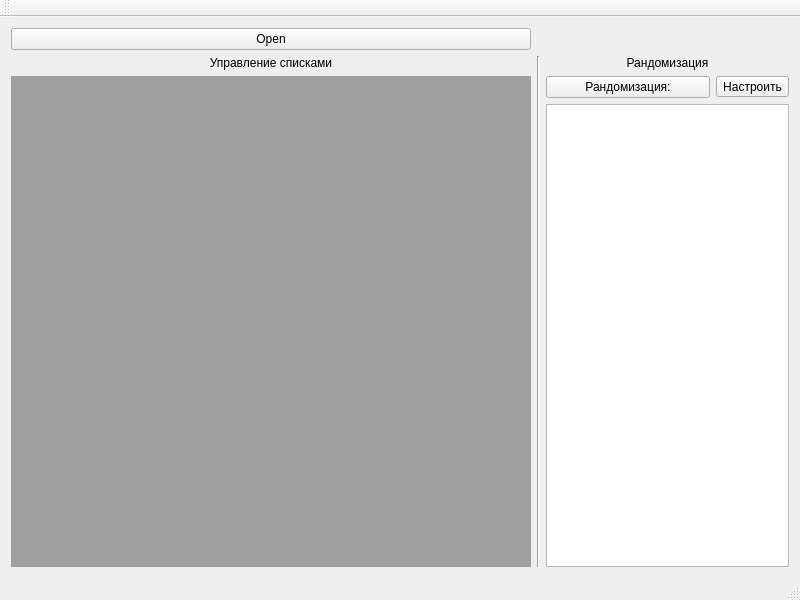
moevm/-gui-1h2018-41, file gui/mainwindow.ui: the form before one commit.
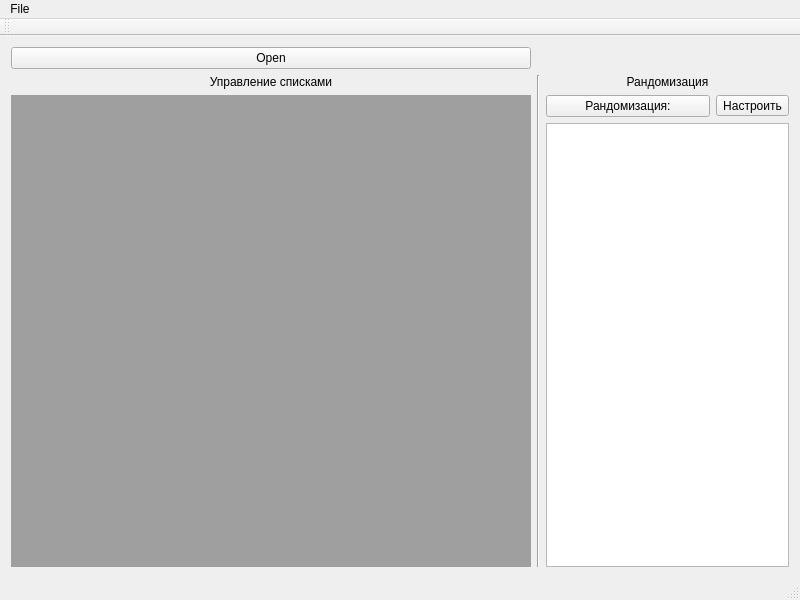
The form after the commit.

Commit message: Метод обработки кнопки открытия

```diff
--- a/gui/mainwindow.ui
+++ b/gui/mainwindow.ui
@@ -102,6 +102,13 @@
      <height>22</height>
     </rect>
    </property>
+   <widget class="QMenu" name="menumenu">
+    <property name="title">
+     <string>File</string>
+    </property>
+    <addaction name="actionOpen"/>
+   </widget>
+   <addaction name="menumenu"/>
   </widget>
   <widget class="QToolBar" name="mainToolBar">
    <attribute name="toolBarArea">
```
Left out of the diff: 5 changed lines with no effect on the pictures. The commit also changes 2 other files.
